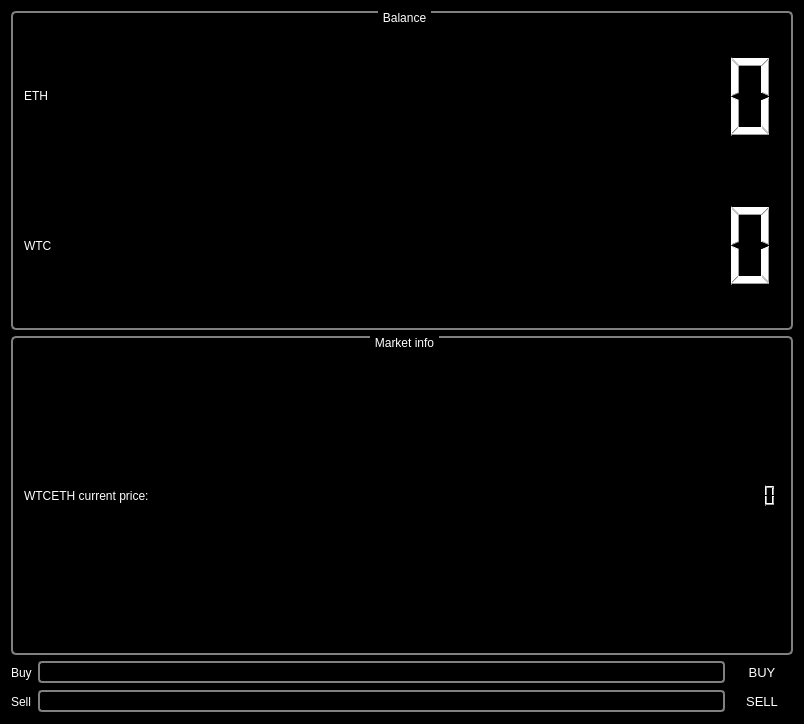
Old version of the form mainwindow.ui in the repository orkblutt/QtBinance.
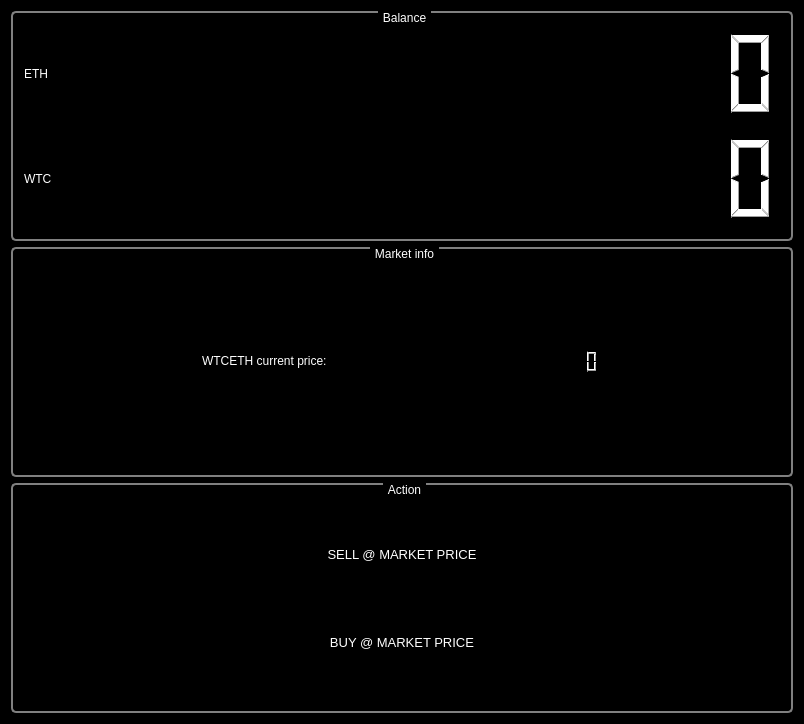
New version of the form.

```diff
--- a/mainwindow.ui
+++ b/mainwindow.ui
@@ -225,70 +225,7 @@
   </property>
   <widget class="QWidget" name="centralWidget">
    <layout class="QGridLayout" name="gridLayout_3">
-    <item row="2" column="0">
-     <widget class="QLabel" name="label_2">
-      <property name="text">
-       <string>Buy</string>
-      </property>
-     </widget>
-    </item>
-    <item row="2" column="1">
-     <widget class="QLineEdit" name="lineEdit_buyLimit"/>
-    </item>
-    <item row="2" column="2">
-     <widget class="QPushButton" name="pushButtonBuy">
-      <property name="text">
-       <string>BUY</string>
-      </property>
-     </widget>
-    </item>
-    <item row="3" column="0">
-     <widget class="QLabel" name="label_3">
-      <property name="text">
-       <string>Sell</string>
-      </property>
-     </widget>
-    </item>
-    <item row="3" column="1">
-     <widget class="QLineEdit" name="lineEdit_sellLimit"/>
-    </item>
-    <item row="3" column="2">
-     <widget class="QPushButton" name="pushButtonSell">
-      <property name="text">
-       <string>SELL</string>
-      </property>
-     </widget>
-    </item>
-    <item row="1" column="0" colspan="3">
-     <widget class="QGroupBox" name="groupBox">
-      <property name="title">
-       <string>Market info</string>
-      </property>
-      <layout class="QGridLayout" name="gridLayout_2">
-       <item row="0" column="0">
-        <widget class="QLabel" name="label">
-         <property name="text">
-          <string>WTCETH current price:</string>
-         </property>
-        </widget>
-       </item>
-       <item row="0" column="1">
-        <widget class="QLCDNumber" name="lcdNumberWTCETH">
-         <property name="sizePolicy">
-          <sizepolicy hsizetype="Fixed" vsizetype="Fixed">
-           <horstretch>0</horstretch>
-           <verstretch>0</verstretch>
-          </sizepolicy>
-         </property>
-         <property name="digitCount">
-          <number>8</number>
-         </property>
-        </widget>
-       </item>
-      </layout>
-     </widget>
-    </item>
-    <item row="0" column="0" colspan="3">
+    <item row="0" column="0" colspan="2">
      <widget class="QGroupBox" name="groupBoxBal">
       <property name="title">
        <string>Balance</string>
@@ -325,6 +262,64 @@
       </layout>
      </widget>
     </item>
+    <item row="1" column="0" colspan="2">
+     <widget class="QGroupBox" name="groupBox">
+      <property name="title">
+       <string>Market info</string>
+      </property>
+      <layout class="QGridLayout" name="gridLayout_2">
+       <item row="0" column="1">
+        <widget class="QLCDNumber" name="lcdNumberWTCETH">
+         <property name="sizePolicy">
+          <sizepolicy hsizetype="Fixed" vsizetype="Fixed">
+           <horstretch>0</horstretch>
+           <verstretch>0</verstretch>
+          </sizepolicy>
+         </property>
+         <property name="digitCount">
+          <number>8</number>
+         </property>
+        </widget>
+       </item>
+       <item row="0" column="0">
+        <widget class="QLabel" name="label">
+         <property name="sizePolicy">
+          <sizepolicy hsizetype="Fixed" vsizetype="Fixed">
+           <horstretch>0</horstretch>
+           <verstretch>0</verstretch>
+          </sizepolicy>
+         </property>
+         <property name="text">
+          <string>WTCETH current price:</string>
+         </property>
+        </widget>
+       </item>
+      </layout>
+     </widget>
+    </item>
+    <item row="2" column="0" colspan="2">
+     <widget class="QGroupBox" name="groupBox_2">
+      <property name="title">
+       <string>Action</string>
+      </property>
+      <layout class="QGridLayout" name="gridLayout_4">
+       <item row="0" column="0">
+        <widget class="QPushButton" name="pushButtonSell">
+         <property name="text">
+          <string>SELL @ MARKET PRICE</string>
+         </property>
+        </widget>
+       </item>
+       <item row="1" column="0">
+        <widget class="QPushButton" name="pushButtonBuy">
+         <property name="text">
+          <string>BUY @ MARKET PRICE</string>
+         </property>
+        </widget>
+       </item>
+      </layout>
+     </widget>
+    </item>
    </layout>
   </widget>
  </widget>
```
